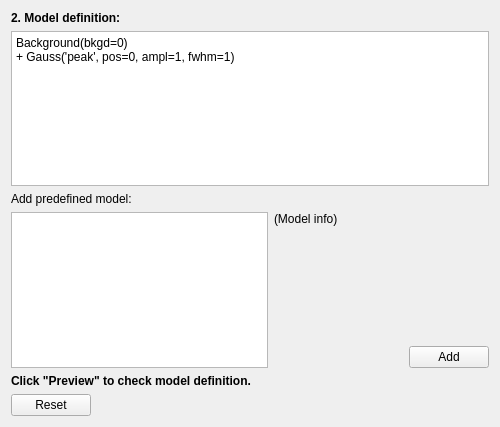
McStasMcXtrace/ufit, file ufit/gui/modelbuilder.ui: the form before one commit.
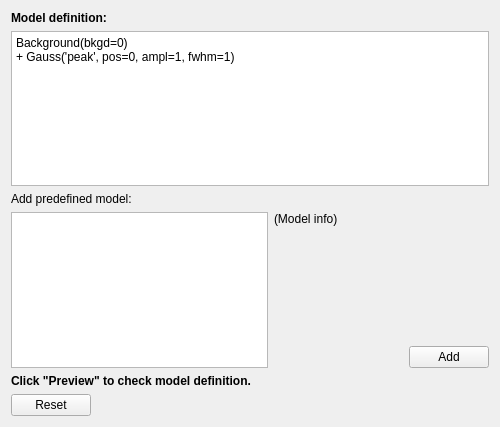
The form after the commit.

Commit message: gui: support multiple active datasets

```diff
--- a/ufit/gui/modelbuilder.ui
+++ b/ufit/gui/modelbuilder.ui
@@ -79,7 +79,7 @@
         </font>
        </property>
        <property name="text">
-        <string>2. Model definition:</string>
+        <string>Model definition:</string>
        </property>
       </widget>
      </item>
```
The commit also changes 5 other files.
